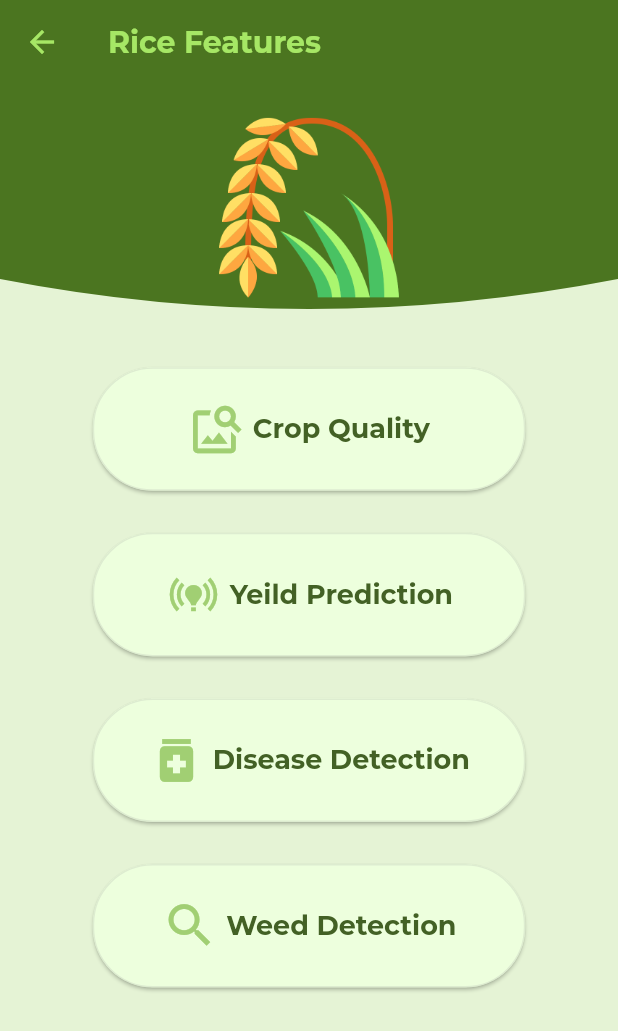
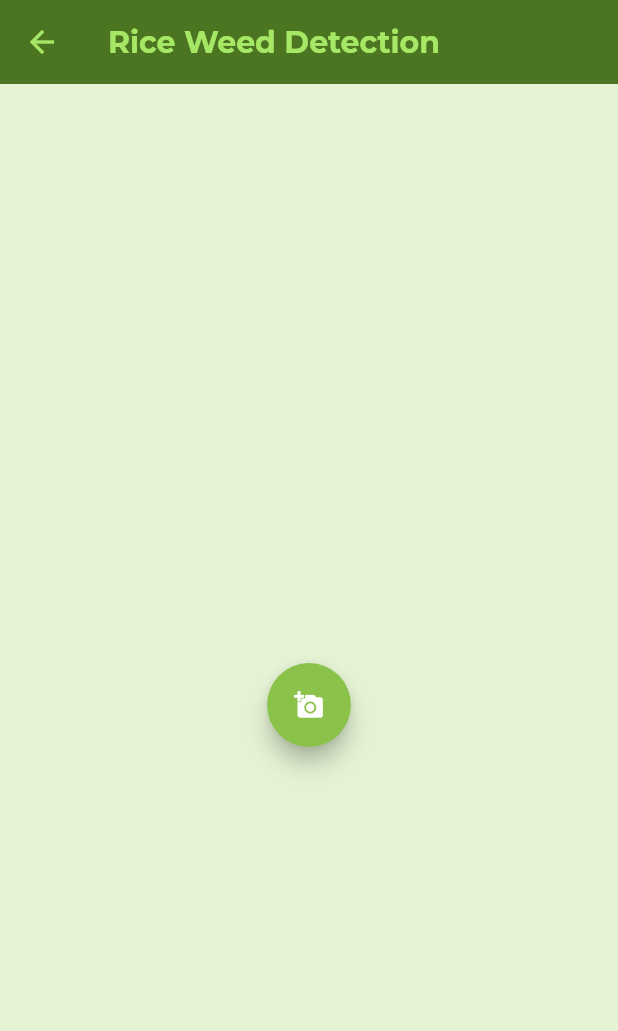
Before and after one commit to imShub/digifarmer, a Flutter app: the FeaturesPage screen opened directly, after a tap on "Weed Detection", on a phone screen of 412 x 824 dp. Shown: the top 1031 px of the screen. Run offline on Flutter 3.47's test engine with Material 2 defaults, Android fonts, the phone set to English and light mode, and no system bars; our stand-ins replace flutter_signin_button, google_fonts, google_sign_in, image_picker; missing offline and left inert: tflite.

Commit message:
Weed Detection Done

```diff
--- /dev/null
+++ b/lib/detection_pages/weed_detection.dart
@@ -0,0 +1,141 @@
+import 'dart:io';
+
+import 'package:demo_hackit/util/model_locations.dart';
+import 'package:flutter/material.dart';
+import 'package:image_picker/image_picker.dart';
+import 'package:tflite/tflite.dart';
+
+class WeedDetection extends StatefulWidget {
+  final String title;
+  final String category;
+
+  const WeedDetection({super.key, required this.title, required this.category});
+
+  @override
+  WeedDetectionState createState() => WeedDetectionState();
+}
+
+class WeedDetectionState extends State<WeedDetection> {
+  List? _outputs;
+  File? _image;
+  bool _loading = false;
+  final ImagePicker _picker = ImagePicker();
+
+  @override
+  void initState() {
+    super.initState();
+    _loading = true;
+
+    loadModel().then((value) {
+      setState(() {
+        _loading = false;
+      });
+    });
+  }
+
+  loadModel() async {
+    await Tflite.loadModel(
+      model: MyModels.weedDetectionModel,
+      labels: MyModels.weedDetectiontxt,
+      numThreads: 1,
+    );
+  }
+
+  classifyImage(File image) async {
+    var output = await Tflite.runModelOnImage(
+        path: image.path,
+        imageMean: 0.0,
+        imageStd: 255.0,
+        numResults: 2,
+        threshold: 0.2,
+        asynch: true);
+    setState(() {
+      _loading = false;
+      _outputs = output;
+    });
+  }
+
+  @override
+  void dispose() {
+    Tflite.close();
+    super.dispose();
+  }
+
+  Future pickImage() async {
+    var image = await _picker.pickImage(source: ImageSource.gallery);
+    if (image == null) return null;
+    setState(() {
+      _loading = true;
+      _image = File(image.path);
+    });
+    classifyImage(_image!);
+  }
+
+  @override
+  Widget build(BuildContext context) {
+    return Scaffold(
+      floatingActionButtonLocation: FloatingActionButtonLocation.miniCenterTop,
+      backgroundColor: Color.fromARGB(255, 229, 243, 213),
+      appBar: AppBar(
+        title: Text(
+          widget.title.toString() + " Weed Detection",
+        ),
+        elevation: 0.0,
+        backgroundColor: Color.fromARGB(255, 75, 117, 32),
+        foregroundColor: Color.fromARGB(255, 166, 231, 101),
+        // centerTitle: true,
+        // ignore: prefer_const_literals_to_create_immutables
+      ),
+      body: Column(
+        mainAxisAlignment: MainAxisAlignment.center,
+        children: <Widget>[
+          _loading
+              ? Container()
+              : Container(
+                  margin: EdgeInsets.all(20),
+                  width: MediaQuery.of(context).size.width,
+                  child: Column(
+                    crossAxisAlignment: CrossAxisAlignment.center,
+                    mainAxisAlignment: MainAxisAlignment.center,
+                    children: <Widget>[
+                      _image == null ? Container() : Image.file(_image!),
+                      SizedBox(
+                        height: 20,
+                      ),
+                      _image == null
+                          ? Visibility(
+                              child: Container(),
+                              visible: false,
+                            )
+                          : _outputs != null
+                              ? Text(
+                                  _outputs![0]["label"],
+                                  style: TextStyle(
+                                      color: Colors.black, fontSize: 20),
+                                )
+                              : Container(child: Text(""))
+                    ],
+                  ),
+                ),
+          FloatingActionButton(
+            tooltip: 'Pick Image',
+            onPressed: pickImage,
+            child: Icon(
+              Icons.add_a_photo,
+              size: 20,
+              color: Colors.white,
+            ),
+          ),
+          // IconButton(
+          //   onPressed: pickImage,
+          //   icon: Icon(
+          //     Icons.add_a_photo,
+          //     size: 20,
+          //     color: Colors.white,
+          //   ),
+          // ),
+        ],
+      ),
+    );
+  }
+}
--- a/lib/pages/crops_page.dart
+++ b/lib/pages/crops_page.dart
@@ -91,7 +91,7 @@
                       hintField: 'Try "Rice"',
                       backgroundColor: Color.fromARGB(255, 203, 233, 176),
                     ),
-                    const SizedBox(height: spacer - 10),
+                    const SizedBox(height: spacer - 30),
                     Column(
                       children: [
                         GridView.count(
--- a/lib/util/model_locations.dart
+++ b/lib/util/model_locations.dart
@@ -11,4 +11,7 @@
   static String sugarcaneDiseaseModel = "assets/model/disease/sugarcane.tflite";
   static String sugarcaneDiseasetxt =
       "assets/model/disease/sugarcanelabels.txt";
+
+  static String weedDetectionModel = "assets/model/weed/weed.tflite";
+  static String weedDetectiontxt = "assets/model/weed/weedlabels.txt";
 }
--- a/lib/views/features_page.dart
+++ b/lib/views/features_page.dart
@@ -1,4 +1,5 @@
 import 'package:demo_hackit/detection_pages/disease_detection.dart';
+import 'package:demo_hackit/detection_pages/weed_detection.dart';
 import 'package:demo_hackit/pages/account_page.dart';
 import 'package:demo_hackit/pages/home_page.dart';
 import 'package:demo_hackit/theme/padding.dart';
@@ -122,7 +123,16 @@
             height: 20,
           ),
           GestureDetector(
-            onTap: () {},
+            onTap: () {
+              Navigator.push(
+                  context,
+                  MaterialPageRoute(
+                    builder: (context) => WeedDetection(
+                      title: widget.title,
+                      category: widget.title,
+                    ),
+                  ));
+            },
             child: FeaturesCard(
               icon: Icon(
                 Icons.search_sharp,
--- a/pubspec.yaml
+++ b/pubspec.yaml
@@ -68,6 +68,7 @@
     - assets/images/
     - assets/model/
     - assets/model/disease/
+    - assets/model/weed/
 
   # An image asset can refer to one or more resolution-specific "variants", see
   # https://flutter.dev/assets-and-images/#resolution-aware
```
Also changed, not shown: assets/model/weed/weedlabels.txt (added, +12 -0 lines), 2 other files.
